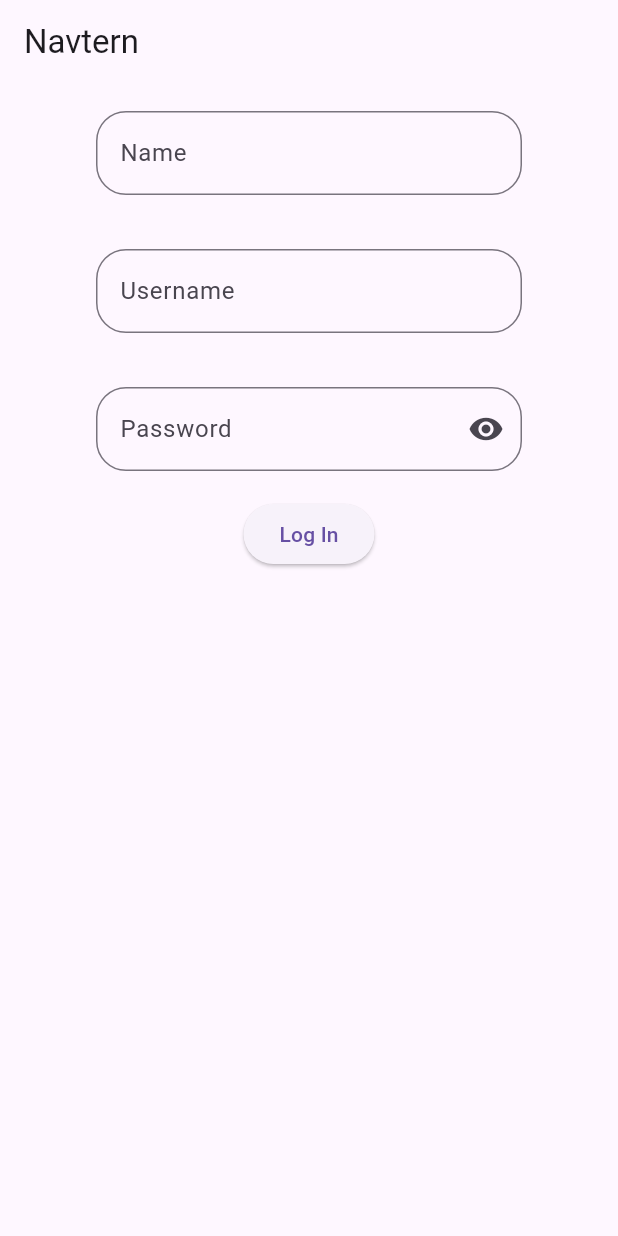
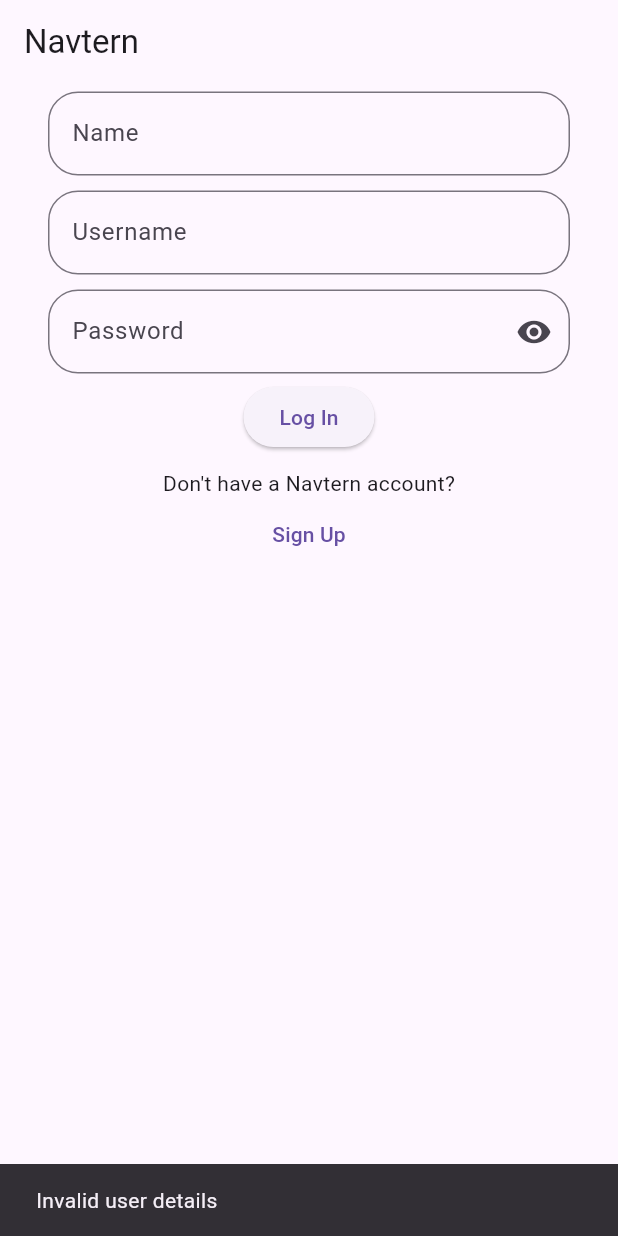
Before and after one commit to kannachi323/Navtern, a Flutter app: the screen it shows after launch, after a tap on "Log In", on a phone screen of 412 x 824 dp. Run offline on Flutter 3.47's test engine with Material 3 defaults, Android fonts, the phone set to English and light mode, and no system bars; our stand-ins replace firebase_auth, firebase_core, google_nav_bar, implicitly_animated_reorderable_list_2, material_design_icons_flutter, material_floating_search_bar_2 and 1 more; missing offline and left inert: firebase_ui_auth; accounts and stored records are empty; network calls fail; Roboto replaces fonts that are missing (Poppins).

```diff
--- a/lib/pages/auth_gate.dart
+++ b/lib/pages/auth_gate.dart
@@ -1,17 +1,24 @@
-import 'dart:js';
 
 import 'package:firebase_auth/firebase_auth.dart' hide EmailAuthProvider;
 import 'package:firebase_ui_auth/firebase_ui_auth.dart';
 import 'package:flutter/material.dart';
 import 'package:navtern/pages/active_page.dart';
 
-class AuthGate extends StatelessWidget {
+class AuthGate extends StatefulWidget {
+
+  AuthGate({Key? key});
+
+  @override
+  State<AuthGate> createState() => _AuthGateState();
+}
+
+class _AuthGateState extends State<AuthGate> {
   final TextEditingController nameController = TextEditingController();
   final TextEditingController emailController = TextEditingController();
   final TextEditingController passwordController = TextEditingController();
+
   bool hidden = true;
-
-  AuthGate({Key? key});
+  Icon hiddenIcon = Icon(Icons.visibility);
 
   //Welcome, please log in.
   @override
@@ -21,12 +28,13 @@ class AuthGate extends StatelessWidget {
       builder: (context, snapshot) {
         if (!snapshot.hasData) {
           return Scaffold(
+            resizeToAvoidBottomInset: false,
             appBar: AppBar(title: const Text('Navtern')),
             body: Center(
               child: Column(
                 children: <Widget>[
                   Padding(
-                    padding: const EdgeInsets.fromLTRB(64, 18, 64, 18),
+                    padding: const EdgeInsets.fromLTRB(32, 5, 32, 5),
                     child: TextField(
                       controller: nameController,
                       decoration: InputDecoration(
@@ -38,7 +46,7 @@ class AuthGate extends StatelessWidget {
                     ),
                   ),
                   Padding(
-                    padding: const EdgeInsets.fromLTRB(64, 18, 64, 18),
+                    padding: const EdgeInsets.fromLTRB(32, 5, 32, 5),
                     child: TextField(
                       controller: emailController,
                       decoration: InputDecoration(
@@ -50,15 +58,24 @@ class AuthGate extends StatelessWidget {
                     ),
                   ),
                   Padding(
-                    padding: const EdgeInsets.fromLTRB(64, 18, 64, 18),
+                    padding: const EdgeInsets.fromLTRB(32, 5, 32, 5),
                     child: TextField(
                       obscureText: hidden,
                       controller: passwordController,
                       decoration: InputDecoration(
                         suffixIcon: IconButton(
-                          onPressed: () => hidden = false,
-                          icon: Icon(Icons.visibility),
-
+                          onPressed: () {
+                            setState(() {
+                              hidden = !hidden;
+                              if (hidden) {
+                                hiddenIcon = const Icon(Icons.visibility_off);
+                              }
+                              else {
+                                hiddenIcon = const Icon(Icons.visibility);
+                              }
+                            });
+                          },
+                          icon: hiddenIcon,
                           ),
                         border: OutlineInputBorder(
                           borderRadius: BorderRadius.circular(20),
@@ -69,13 +86,36 @@ class AuthGate extends StatelessWidget {
                   ),
                   ElevatedButton(
                     onPressed: () {
-                      //loginProfile(emailController.text, passwordController.text);
+                      BuildContext currContext = context;
 
-                      emailController.clear();
-                      passwordController.clear();
+                      loginProfile(emailController.text, passwordController.text)
+                          .then((bool success) {
+                          if (!success) {
+                            ScaffoldMessenger.of(currContext).showSnackBar(
+                              const SnackBar(
+                                content: Text("Invalid user details"),
+                              ),
+
+                            );
+                          }
+
+                        // Clear text fields regardless of success or failure
+                        emailController.clear();
+                        passwordController.clear();
+                      });
                     },
-                   child: const Text('Log In'),
+                    child: const Text('Log In'),
                   ),
+                  const SizedBox(
+                    height: 10,
+                  ),
+                  const Text("Don't have a Navtern account?"),
+                  TextButton(
+                    onPressed: () {
+                      print("go to register page");
+                    },
+                    child: const Text("Sign Up")
+                  )
                 ],
               ),
             ),
@@ -87,7 +127,7 @@ class AuthGate extends StatelessWidget {
     );
   }
 
-  Future registerProfile(String name, String email, String pass) async {
+  Future<bool> registerProfile(String name, String email, String pass) async {
     try {
       await FirebaseAuth.instance.createUserWithEmailAndPassword(
         email: email,
@@ -95,20 +135,22 @@ class AuthGate extends StatelessWidget {
       );
       final user = FirebaseAuth.instance.currentUser;
       await user?.updateDisplayName(name);
+      return true;
     } catch (e) {
-      return Null;
+      return false;
     }
   }
 
-  Future loginProfile(String email, String pass) async{
+  Future<bool> loginProfile(String email, String pass) async{
     try {
       await FirebaseAuth.instance.signInWithEmailAndPassword(
         email: email,
         password: pass,
       );
+      return true;
     }
     catch (e) {
-      return Null;
+      return false;
     }
   }
 }
```
